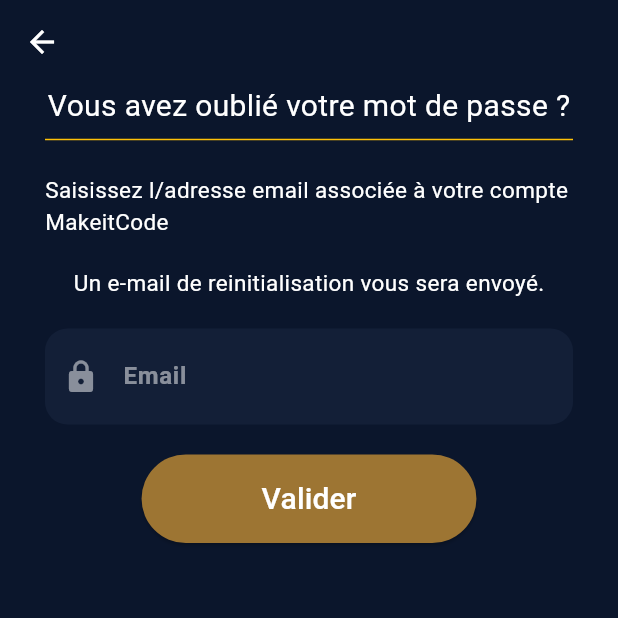
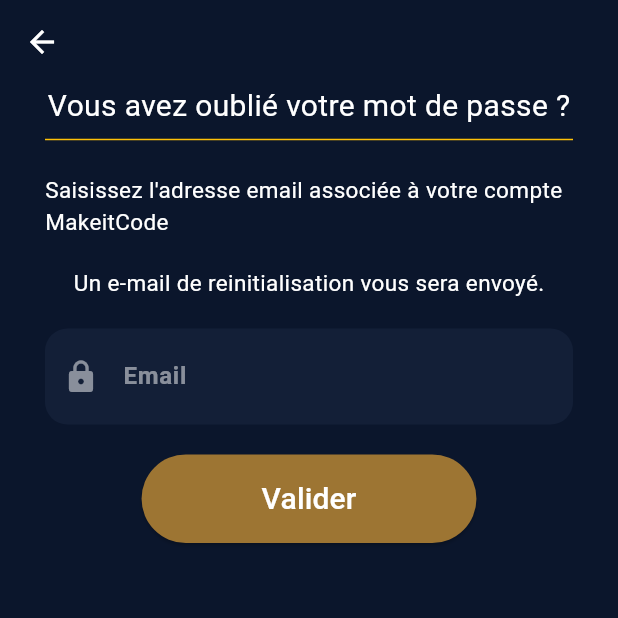
Before and after one commit to Cl3m3nt03/LAB-DAY, a Flutter app: the PasswordForgottenPage screen opened directly, on a phone screen of 412 x 824 dp, the top half of it. Run offline on Flutter 3.47's test engine with Material 3 defaults, Android fonts, the phone set to English and light mode, and no system bars; our stand-ins replace cloud_firestore, delightful_toast, firebase_auth, firebase_core, flutter_highlight, flutter_keyboard_visibility and 5 more; accounts and stored records are empty.

Commit message:
fix bug password forgotten

```diff
--- a/lib/page/password_forgotten_page.dart
+++ b/lib/page/password_forgotten_page.dart
@@ -30,8 +30,8 @@ class PasswordForgottenPage extends StatelessWidget {
             Text('Vous avez oublié votre mot de passe ?', style: TextStyle(fontSize: 20,color: Colors.white),),
             Divider(color: Colors.amber,),
             SizedBox(height: 15),
-            Text('Saisissez l/adresse email associée à votre compte MakeitCode ',
-              style: TextStyle(fontSize: 15,color: Colors.white),
+            Text('Saisissez l\'adresse email associée à votre compte MakeitCode ',
+              style: TextStyle(fontSize: 15, color: Colors.white),
               textAlign: TextAlign.left,
             ),
             SizedBox(height: 20),
```
